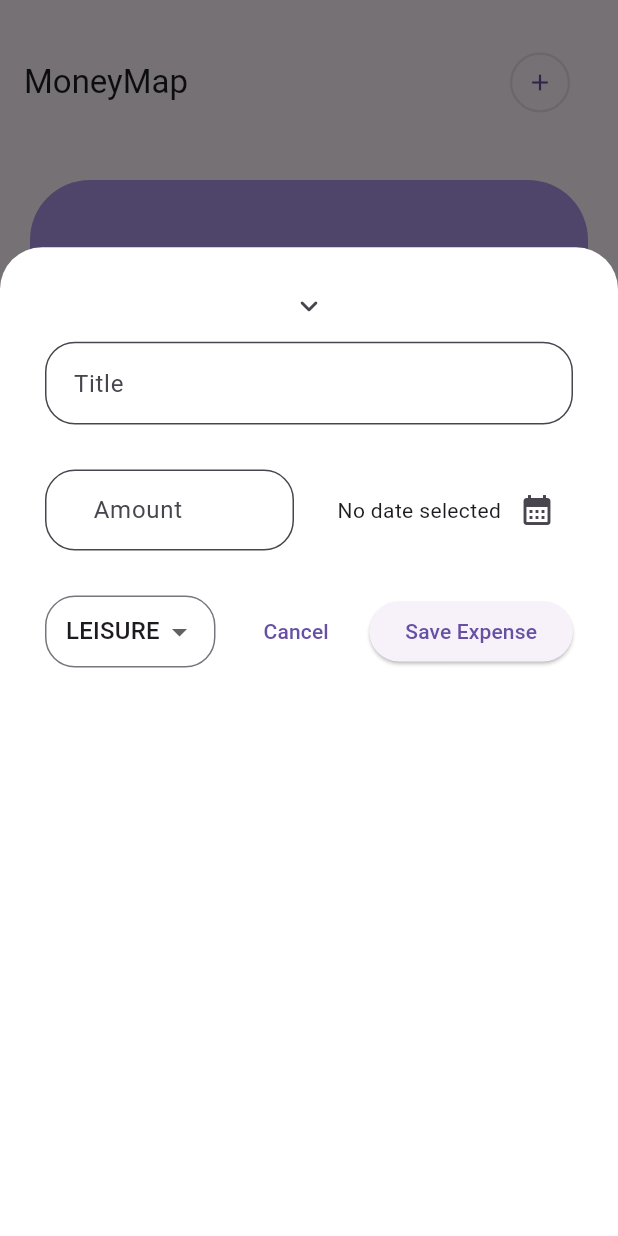
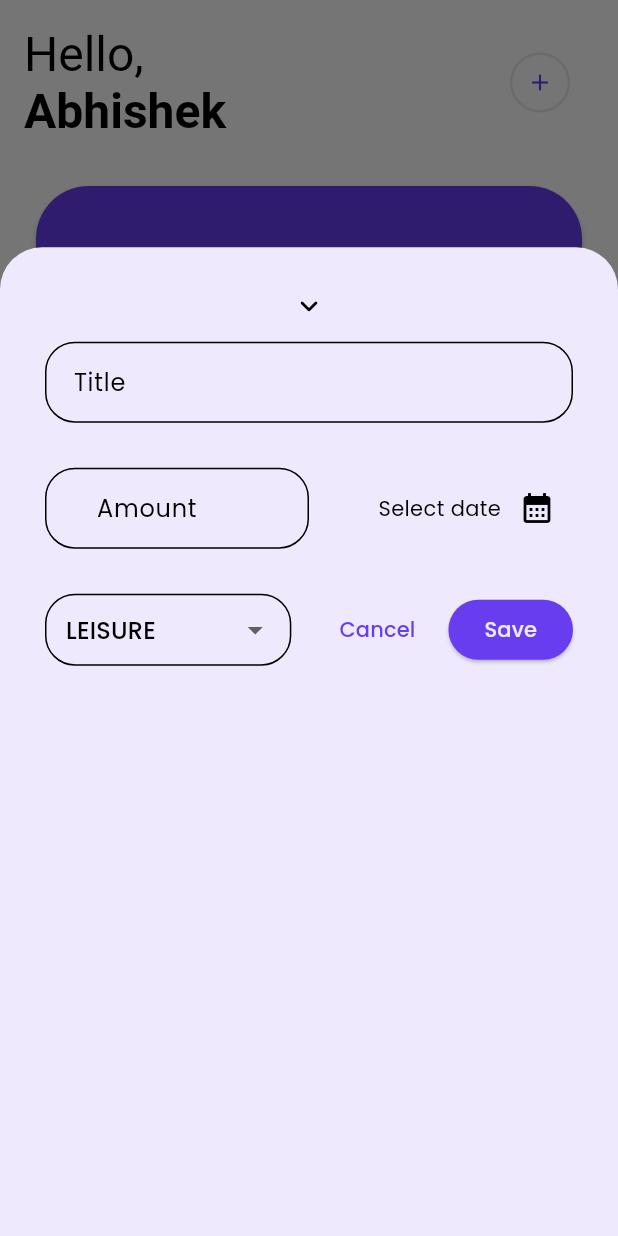
Before and after one commit to AbhishekPal634/expense_tracker, a Flutter app: the screen it shows after launch, after a tap on the "add" icon, on a phone screen of 412 x 824 dp. Run offline on Flutter 3.47's test engine with Material 3 defaults, Android fonts, the phone set to English and light mode, and no system bars.

Commit message:
added fonts and completed app theme

```diff
--- a/lib/main.dart
+++ b/lib/main.dart
@@ -1,12 +1,15 @@
 import 'package:expense_tracker/screens/home_page.dart';
 import 'package:flutter/material.dart';
-
-var kCOlorScheme = ColorScheme.fromSeed(seedColor: Colors.white);
+import 'package:expense_tracker/theme/light_theme.dart';
+import 'package:expense_tracker/theme/dark_theme.dart';
 
 void main() {
   runApp(
-    const MaterialApp(
-      home: HomePage(),
+    MaterialApp(
+      debugShowCheckedModeBanner: false,
+      theme: lightTheme,
+      darkTheme: darkTheme,
+      home: const HomePage(),
     ),
   );
 }
--- a/lib/screens/expense_overlay.dart
+++ b/lib/screens/expense_overlay.dart
@@ -25,6 +25,16 @@ class _ExpenseOverlayState extends State<ExpenseOverlay> {
       initialDate: now,
       firstDate: firstDate,
       lastDate: now,
+      builder: (context, child) {
+        return Theme(
+          data: Theme.of(context).copyWith(
+            colorScheme: ColorScheme.light(
+              primary: Theme.of(context).colorScheme.secondary,
+            ),
+          ),
+          child: child!,
+        );
+      }
     );
     setState(() {
       _selectedDate = pickedDate;
@@ -134,9 +144,6 @@ class _ExpenseOverlayState extends State<ExpenseOverlay> {
                   preText: '₹ ',
                 ),
               ),
-              const SizedBox(
-                width: 20,
-              ),
               Expanded(
                 child: Row(
                   mainAxisAlignment: MainAxisAlignment.end,
@@ -144,7 +151,7 @@ class _ExpenseOverlayState extends State<ExpenseOverlay> {
                   children: [
                     Text(
                       _selectedDate == null
-                          ? 'No date selected'
+                          ? 'Select date'
                           : formatter.format(_selectedDate!),
                     ),
                     IconButton(
@@ -168,14 +175,13 @@ class _ExpenseOverlayState extends State<ExpenseOverlay> {
                     border: OutlineInputBorder(
                       borderRadius: BorderRadius.circular(20),
                       borderSide: const BorderSide(
-                        color: Colors.black,
                         width: 1,
                       ),
                     ),
                     focusedBorder: OutlineInputBorder(
                       borderRadius: BorderRadius.circular(20),
-                      borderSide: const BorderSide(
-                        color: Colors.black,
+                      borderSide: BorderSide(
+                        color: Theme.of(context).colorScheme.secondary,
                         width: 1,
                       ),
                     ),
@@ -213,13 +219,13 @@ class _ExpenseOverlayState extends State<ExpenseOverlay> {
                 child: const Text('Cancel'),
               ),
               const SizedBox(
-                width: 15,
+                width: 10,
               ),
               ElevatedButton(
                 onPressed: () {
                   _submitExpenseData();
                 },
-                child: const Text('Save Expense'),
+                child: const Text('Save'),
               ),
             ],
           ),
--- a/lib/screens/home_page.dart
+++ b/lib/screens/home_page.dart
@@ -43,7 +43,7 @@ class _HomePageState extends State<HomePage> {
 
   void _openAddExpenseOverlay() {
     showModalBottomSheet(
-      backgroundColor: Colors.white,
+      backgroundColor: Theme.of(context).colorScheme.primary,
       isScrollControlled: true,
       context: context,
       builder: (ctx) => FractionallySizedBox(
@@ -54,6 +54,8 @@ class _HomePageState extends State<HomePage> {
       ),
     );
   }
+
+  final String userName = 'Abhishek';
 
   @override
   Widget build(BuildContext context) {
@@ -69,9 +71,28 @@ class _HomePageState extends State<HomePage> {
     }
 
     return Scaffold(
+      backgroundColor: Theme.of(context).colorScheme.surface,
       appBar: AppBar(
-        title: const Text('MoneyMap'),
+        title: Text.rich(
+          TextSpan(
+            children: [
+              const TextSpan(
+                text: 'Hello,\n',
+                style: TextStyle(
+                  fontWeight: FontWeight.w400,
+                ),
+              ),
+              TextSpan(
+                text: userName,
+                style: const TextStyle(
+                  fontWeight: FontWeight.w700,
+                ),
+              ),
+            ],
+          ),
+        ),
         toolbarHeight: 110,
+        backgroundColor: Theme.of(context).colorScheme.surface,
         actions: [
           Padding(
             padding: const EdgeInsets.fromLTRB(0, 0, 20, 0),
@@ -93,11 +114,14 @@ class _HomePageState extends State<HomePage> {
         child: Column(
           children: [
             // const Text('Chart'),
-            Container(
-              height: 230,
-              decoration: BoxDecoration(
-                borderRadius: BorderRadius.circular(40),
-                color: const Color.fromARGB(255, 172, 150, 233),
+            Card(
+              shape: RoundedRectangleBorder(
+                borderRadius: BorderRadius.circular(35),
+              ),
+              elevation: 2,
+              color: Theme.of(context).colorScheme.secondary,
+              child: Container(
+                height: 230,
               ),
             ),
             const SizedBox(
--- a/lib/screens/widgets/custom_text_field.dart
+++ b/lib/screens/widgets/custom_text_field.dart
@@ -28,15 +28,14 @@ class CustomTextField extends StatelessWidget {
         border: OutlineInputBorder(
           borderRadius: BorderRadius.circular(20),
           borderSide: const BorderSide(
-            color: Colors.black,
             width: 1,
           ),
         ),
         focusedBorder: OutlineInputBorder(
           borderRadius: BorderRadius.circular(20),
-          borderSide: const BorderSide(
-            color: Colors.black,
-            width: 1,
+          borderSide: BorderSide(
+            color: Theme.of(context).colorScheme.secondary,
+            width: 1.5,
           ),
         ),
       ),
```
Also changed, not shown: lib/screens/widgets/expense_card.dart (+33 -11 lines), lib/screens/widgets/expense_list.dart (+7 -0 lines), lib/theme/dark_theme.dart (added, +36 -0 lines), lib/theme/light_theme.dart (added, +38 -0 lines), pubspec.yaml (+13 -11 lines), fonts/Poppins-Bold.ttf (added), fonts/Poppins-Medium.ttf (added), fonts/Poppins-Regular.ttf (added), fonts/Poppins-SemiBold.ttf (added).
